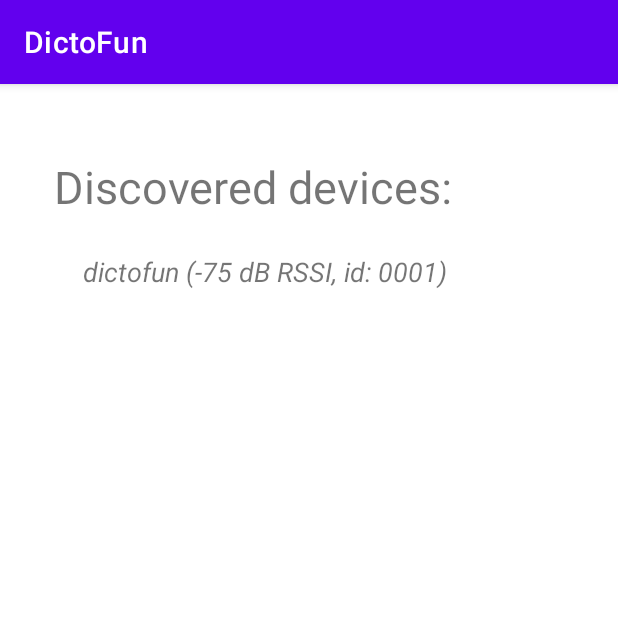
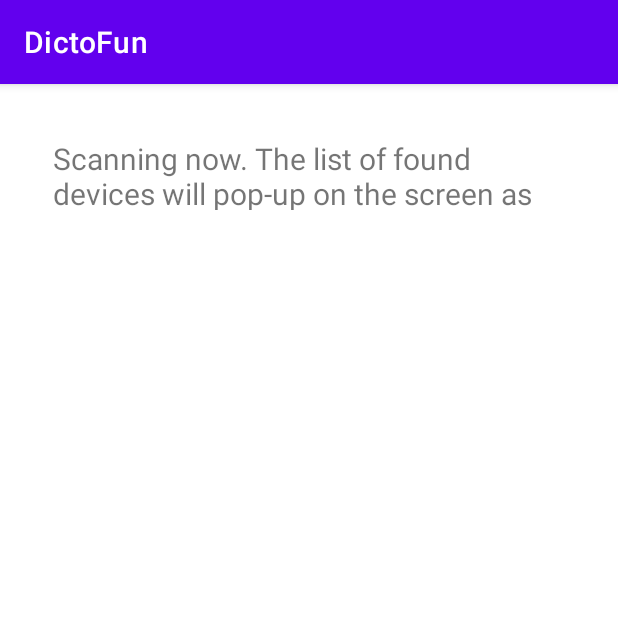
Before and after one commit to rundb/dictofun, an Android app: the DeviceConnectionActivity screen opened directly, with no data from a screen before it, on a phone screen of 412 x 824 dp, the top half of it. Run offline under Robolectric (Android 15) with nearby library versions, the phone set to English and light mode, and no system bars.

Commit message:
[android] proceed with pairing sequence

```diff
--- a/android/app/src/main/AndroidManifest.xml
+++ b/android/app/src/main/AndroidManifest.xml
@@ -15,6 +15,7 @@
     <uses-permission android:name="android.permission.BLUETOOTH_CONNECT" />
     <uses-permission android:name="android.permission.INTERNET" /> <!-- for Android 10 + -->
     <uses-permission android:name="android.permission.ACCESS_BACKGROUND_LOCATION" />
+    <uses-permission android:name="android.permission.ACCESS_COARSE_LOCATION" />
     <uses-permission
         android:name="android.permission.ACCESS_FINE_LOCATION"
         android:maxSdkVersion="30" /> <!-- Pair with companion device -->
--- a/android/app/src/main/java/com/esrlabs/dictofun/DeviceConnectionActivity.kt
+++ b/android/app/src/main/java/com/esrlabs/dictofun/DeviceConnectionActivity.kt
@@ -1,30 +1,43 @@
 package com.esrlabs.dictofun
 
+import android.Manifest
 import android.app.Activity
 import android.bluetooth.BluetoothAdapter
 import android.bluetooth.BluetoothDevice
+import android.bluetooth.BluetoothManager
+import android.bluetooth.le.ScanCallback
 import android.bluetooth.le.ScanResult
+import android.bluetooth.le.ScanSettings
 import android.companion.AssociationRequest
 import android.companion.BluetoothDeviceFilter
 import android.companion.CompanionDeviceManager
 import android.content.*
+import android.content.pm.PackageManager
 import android.graphics.BlendMode
+import android.location.LocationManager
+import android.os.Build
 import androidx.appcompat.app.AppCompatActivity
 import android.os.Bundle
 import android.os.ParcelUuid
 import android.util.Log
 import androidx.activity.result.IntentSenderRequest
 import androidx.activity.result.contract.ActivityResultContracts
+import androidx.annotation.RequiresApi
+import androidx.core.app.ActivityCompat
 import androidx.core.content.ContentProviderCompat.requireContext
+import androidx.core.content.ContextCompat
+import androidx.core.location.LocationManagerCompat
 import java.util.*
 import java.util.regex.Pattern
 
+private const val LOCATION_PERMISSION_REQUEST_CODE = 2
+
 class DeviceConnectionActivity : AppCompatActivity() {
-
     val REQUEST_ENABLE_BT = 100
+    private val REQUEST_CODE_BACKGROUND: Int = 5451
     private val SELECT_DEVICE_REQUEST_CODE = 101
     private var isPairing = false
-    private var currentBluetoothDevice : BluetoothDevice? = null
+    private var currentBluetoothDevice: BluetoothDevice? = null
 
     /**
      * - scan available devices in BLE (and maybe request permissions before starting the activity)
@@ -45,56 +58,149 @@
         }
 
 
-        if (bluetoothAdapter?.isEnabled == false) {
-            val enableBtIntent = Intent(BluetoothAdapter.ACTION_REQUEST_ENABLE)
-            startActivityForResult(enableBtIntent, REQUEST_ENABLE_BT)
-        }
+//        if (bluetoothAdapter.isEnabled == false) {
+//            val enableBtIntent = Intent(BluetoothAdapter.ACTION_REQUEST_ENABLE)
+//            startActivityForResult(enableBtIntent, REQUEST_ENABLE_BT)
+//        }
 
         scanDevices()
 
     }
 
-    fun scanDevices() {
-        val deviceFilter: BluetoothDeviceFilter = BluetoothDeviceFilter.Builder()
-            .setNamePattern(Pattern.compile("dictofun*"))
-//            .addServiceUuid(ParcelUuid(UUID(0x123abcL, -1L)), null)
-            .build()
+    private val bleScanner by lazy {
+        bluetoothAdapter.bluetoothLeScanner
+    }
 
-        val pairingRequest: AssociationRequest = AssociationRequest.Builder()
-            .addDeviceFilter(deviceFilter)
-            .setSingleDevice(true)
-            .build()
+    // From the previous section:
+    private val bluetoothAdapter: BluetoothAdapter by lazy{
+        val bluetoothManager = getSystemService(Context.BLUETOOTH_SERVICE) as BluetoothManager
+        bluetoothManager.adapter
+    }
 
-        //val deviceManager = requireContext().getSystemService(Context.COMPANION_DEVICE_SERVICE)
-        val deviceManager: CompanionDeviceManager by lazy {
-            getSystemService(Context.COMPANION_DEVICE_SERVICE) as CompanionDeviceManager
+    private val scanResults = mutableListOf<ScanResult>()
+
+    fun Context.hasPermission(permissionType: String): Boolean {
+        return ContextCompat.checkSelfPermission(this, permissionType) ==
+                PackageManager.PERMISSION_GRANTED
+    }
+    val isLocationPermissionGranted
+        get() = hasPermission(Manifest.permission.ACCESS_BACKGROUND_LOCATION)
+
+    private val locationManager: LocationManager by lazy {
+        getSystemService(Context.LOCATION_SERVICE) as LocationManager
+    }
+
+    @RequiresApi(Build.VERSION_CODES.Q)
+    private fun requestBackgroundPermission() {
+        if (!LocationManagerCompat.isLocationEnabled(locationManager)) {
+            // Start Location Settings Activity, you should explain to the user why he need to enable location before.
+            startActivity(Intent(android.provider.Settings.ACTION_LOCATION_SOURCE_SETTINGS))
         }
 
-        deviceManager.associate(pairingRequest,
-            object : CompanionDeviceManager.Callback() {
-                override fun onDeviceFound(chooserLauncher: IntentSender) {
-                    startIntentSenderForResult(chooserLauncher, SELECT_DEVICE_REQUEST_CODE, null, 0, 0, 0)
+        val hasBackgroundLocationPermission = ActivityCompat.checkSelfPermission(
+            this,
+            Manifest.permission.ACCESS_BACKGROUND_LOCATION
+        ) == PackageManager.PERMISSION_GRANTED
+
+        if (hasBackgroundLocationPermission) {
+            // handle location update
+        } else {
+            ActivityCompat.requestPermissions(
+                this,
+                arrayOf(Manifest.permission.ACCESS_BACKGROUND_LOCATION), REQUEST_CODE_BACKGROUND
+            )
+        }
+    }
+
+    fun scanDevices() {
+        Log.i("scan", "location permission: ${isLocationPermissionGranted}")
+        if (isLocationPermissionGranted == false)
+        {
+            Log.w("scan", "permission is not granted, requesting")
+            requestBackgroundPermission()
+        }
+        // Implement scan according to https://punchthrough.com/android-ble-guide/
+        val scanSettings = ScanSettings.Builder()
+            .setScanMode(ScanSettings.SCAN_MODE_BALANCED)
+            .build()
+        bleScanner.startScan(null, scanSettings, scanCallback)
+
+//        val deviceFilter: BluetoothDeviceFilter = BluetoothDeviceFilter.Builder()
+//            .setNamePattern(Pattern.compile("dictofun*"))
+////            .addServiceUuid(ParcelUuid(UUID(0x123abcL, -1L)), null)
+//            .build()
+//
+//        val pairingRequest: AssociationRequest = AssociationRequest.Builder()
+//            .addDeviceFilter(deviceFilter)
+//            .setSingleDevice(false)
+//            .build()
+//
+//        val deviceManager: CompanionDeviceManager by lazy {
+//            getSystemService(Context.COMPANION_DEVICE_SERVICE) as CompanionDeviceManager
+//        }
+//
+//        deviceManager.associate(pairingRequest,
+//            object : CompanionDeviceManager.Callback() {
+//                override fun onDeviceFound(chooserLauncher: IntentSender) {
+//                    startIntentSenderForResult(
+//                        chooserLauncher,
+//                        SELECT_DEVICE_REQUEST_CODE,
+//                        null,
+//                        0,
+//                        0,
+//                        0
+//                    )
+//                }
+//
+//                override fun onFailure(error: CharSequence?) {
+//                    Log.e("deviceManager", "Unexpected error: $error")
+//                }
+//            }, null)
+//    }
+    }
+
+    private val scanCallback = object : ScanCallback() {
+        override fun onScanResult(callbackType: Int, result: ScanResult) {
+            val indexQuery = scanResults.indexOfFirst { it.device.address == result.device.address }
+            if (indexQuery != -1) { // A scan result already exists with the same address
+                scanResults[indexQuery] = result
+            } else {
+                with(result.device) {
+                    Log.i("ScanCallback", "Found BLE device! Name: ${name ?: "Unnamed"}, address: $address")
                 }
+                scanResults.add(result)
+            }
+        }
 
-                override fun onFailure(error: CharSequence?) {
-                    Log.e("devicieManager", "Unexpected error: $error")
-                }
-            }
-            , null)
+        override fun onScanFailed(errorCode: Int) {
+            Log.e("ScanCallback", "onScanFailed: code $errorCode")
+        }
     }
 
     override fun onActivityResult(requestCode: Int, resultCode: Int, data: Intent?) {
         when (requestCode) {
-            SELECT_DEVICE_REQUEST_CODE -> when(resultCode) {
+            SELECT_DEVICE_REQUEST_CODE -> when (resultCode) {
                 Activity.RESULT_OK -> {
                     // The user chose to pair the app with a Bluetooth device.
                     val deviceToPair: BluetoothDevice? =
                         data?.getParcelableExtra(CompanionDeviceManager.EXTRA_DEVICE)
+                    Log.i("onActivityResult", "device to pair address: ${deviceToPair?.address}")
                     deviceToPair?.let { device ->
                         Log.i("onActivityResult", "creating a bond")
-                        device.createBond()
-                        // Maintain continuous interaction with a paired device.
-                        applicationContext.registerReceiver(pairReceiver, IntentFilter(BluetoothDevice.ACTION_BOND_STATE_CHANGED))
+                        val bondCreationResult = device.createBond()
+                        if (bondCreationResult == false)
+                        {
+                            Log.e("onActivityResult", "Bond creation has failed")
+                        }
+                        else {
+                            Log.i("onActivityResult", "Bond created: ${bondCreationResult}")
+
+                            // Maintain continuous interaction with a paired device.
+                            applicationContext.registerReceiver(
+                                pairReceiver,
+                                IntentFilter(BluetoothDevice.ACTION_BOND_STATE_CHANGED)
+                            )
+                        }
                     }
                     currentBluetoothDevice = deviceToPair
                 }
@@ -106,15 +212,20 @@
     private val pairReceiver = object : BroadcastReceiver() {
         override fun onReceive(context: Context?, intent: Intent?) {
             val state = intent?.getIntExtra(BluetoothDevice.EXTRA_BOND_STATE, BluetoothDevice.ERROR)
-            val prevState = intent?.getIntExtra(BluetoothDevice.EXTRA_PREVIOUS_BOND_STATE, BluetoothDevice.ERROR)
+            val prevState = intent?.getIntExtra(
+                BluetoothDevice.EXTRA_PREVIOUS_BOND_STATE,
+                BluetoothDevice.ERROR
+            )
 
             if (prevState == BluetoothDevice.BOND_BONDING && state == BluetoothDevice.BOND_BONDED) {
                 isPairing = false
                 Log.i("bond", "bonding completed successfully")
+            } else if (prevState == BluetoothDevice.BOND_BONDING && state == BluetoothDevice.BOND_NONE) {
+                Log.e("bond", "bonding has failed")
             }
-            else if (prevState == BluetoothDevice.BOND_BONDING && state == BluetoothDevice.BOND_NONE)
+            else
             {
-                Log.e("bond", "bonding has failed")
+                Log.e("bond", "unknown statuses of bond: ${prevState} and ${state}")
             }
 
         }
--- a/android/app/src/main/java/com/esrlabs/dictofun/MainActivity.kt
+++ b/android/app/src/main/java/com/esrlabs/dictofun/MainActivity.kt
@@ -302,7 +302,7 @@
             .build()
 
         // The argument provided in setSingleDevice() determines whether a single
-        // device name or a list of them appears.
+        // device name or a list ofc them appears.
         return AssociationRequest.Builder()
             .addDeviceFilter(deviceFilter)
             .setSingleDevice(false)
--- a/android/app/src/main/res/layout/activity_device_connection.xml
+++ b/android/app/src/main/res/layout/activity_device_connection.xml
@@ -8,12 +8,15 @@
 
     <TextView
         android:id="@+id/connections_list_title"
-        android:layout_width="wrap_content"
-        android:layout_height="wrap_content"
+        android:layout_width="342dp"
+        android:layout_height="48dp"
         android:layout_marginStart="36dp"
-        android:layout_marginTop="48dp"
+        android:layout_marginTop="36dp"
+        android:layout_marginEnd="36dp"
         android:text="@string/connections_device_list_title"
-        android:textSize="30sp"
+        android:textSize="20sp"
+        app:layout_constraintEnd_toEndOf="parent"
+        app:layout_constraintHorizontal_bias="0.666"
         app:layout_constraintStart_toStartOf="parent"
         app:layout_constraintTop_toTopOf="parent" />
 
@@ -25,16 +28,5 @@
         android:layout_marginTop="24dp"
         android:orientation="vertical"
         app:layout_constraintStart_toStartOf="parent"
-        app:layout_constraintTop_toBottomOf="@+id/connections_list_title">
-
-        <TextView
-            android:id="@+id/connecting_device_info_1"
-            android:layout_width="match_parent"
-            android:layout_height="wrap_content"
-            android:lineSpacingExtra="8sp"
-            android:text="@string/connecting_device_1"
-            android:textSize="18sp"
-            android:textStyle="italic" />
-
-    </LinearLayout>
+        app:layout_constraintTop_toBottomOf="@+id/connections_list_title"/>
 </androidx.constraintlayout.widget.ConstraintLayout>
--- a/android/app/src/main/res/values/strings.xml
+++ b/android/app/src/main/res/values/strings.xml
@@ -3,6 +3,5 @@
     <string name="introduction_text">Welcome to dictofun</string>
     <string name="introduction_content">This is DictoFun app. To get started, we have to pair the device. Next few screens will guide you through the pairing process.</string>
     <string name="introduction_next_button">Next</string>
-    <string name="connections_device_list_title">Discovered devices:</string>
-    <string name="connecting_device_1">dictofun (-75 dB RSSI, id: 0001)</string>
+    <string name="connections_device_list_title">Scanning now. The list of found devices will pop-up on the screen as soon as app finds the devices.</string>
 </resources>
```
